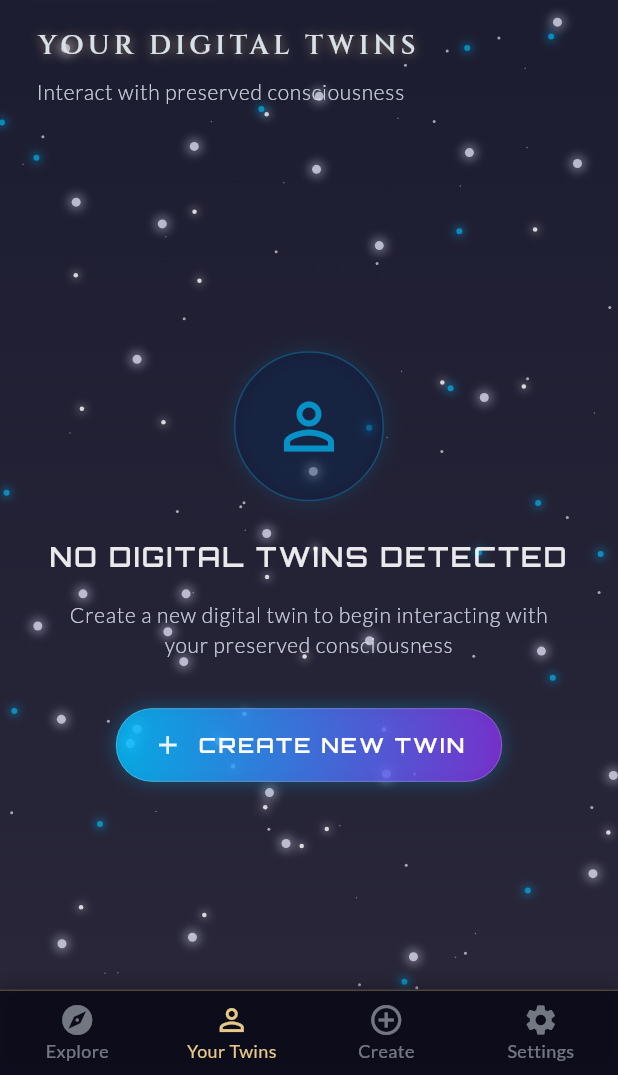
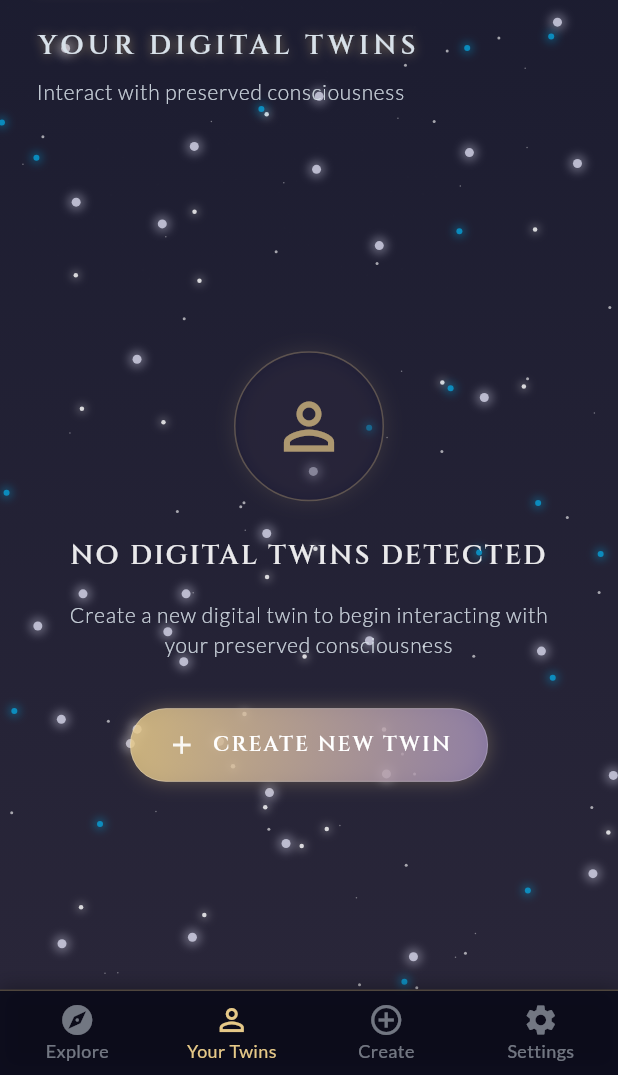
Before and after one commit to Inoxoft/afterlife, a Flutter app: the CharacterGalleryScreen screen opened directly, swiped to page 2, on a phone screen of 412 x 824 dp, the part 161-1236 px from its top. Run offline on Flutter 3.47's test engine with Material 3 defaults, Android fonts, the phone set to English and light mode, and no system bars; our stand-ins replace flutter_dotenv, google_fonts, shared_preferences; missing offline and left inert: file_selector, syncfusion_flutter_pdf; accounts and stored records are empty.

Commit message:
fix: styles of your twins tab

```diff
--- a/lib/features/character_gallery/character_gallery_screen.dart
+++ b/lib/features/character_gallery/character_gallery_screen.dart
@@ -286,18 +286,18 @@ class _CharacterGalleryScreenState extends State<CharacterGalleryScreen>
                   height: 40,
                   child: CircularProgressIndicator(
                     valueColor: AlwaysStoppedAnimation<Color>(
-                      AppTheme.etherealCyan,
+                      AppTheme.warmGold,
                     ),
                     strokeWidth: 2,
-                    backgroundColor: AppTheme.deepSpaceNavy,
+                    backgroundColor: AppTheme.deepNavy,
                   ),
                 ),
                 const SizedBox(height: 16),
                 Text(
                   'ACCESSING DATA STORAGE',
-                  style: GoogleFonts.orbitron(
+                  style: GoogleFonts.cinzel(
                     fontSize: 14,
-                    color: AppTheme.etherealCyan,
+                    color: AppTheme.warmGold,
                     letterSpacing: 1.5,
                   ),
                 ),
@@ -376,12 +376,12 @@ class _CharacterGalleryScreenState extends State<CharacterGalleryScreen>
                 shape: BoxShape.circle,
                 color: AppTheme.deepSpaceNavy.withOpacity(0.3),
                 border: Border.all(
-                  color: AppTheme.etherealCyan.withOpacity(0.3),
+                  color: AppTheme.warmGold.withOpacity(0.3),
                   width: 1,
                 ),
                 boxShadow: [
                   BoxShadow(
-                    color: AppTheme.etherealCyan.withOpacity(0.1),
+                    color: AppTheme.warmGold.withOpacity(0.1),
                     blurRadius: 10,
                     spreadRadius: 1,
                   ),
@@ -390,7 +390,7 @@ class _CharacterGalleryScreenState extends State<CharacterGalleryScreen>
               child: Icon(
                 Icons.person_outline,
                 size: 50,
-                color: AppTheme.etherealCyan.withOpacity(0.7),
+                color: AppTheme.warmGold.withOpacity(0.7),
               ),
             ),
 
@@ -399,7 +399,7 @@ class _CharacterGalleryScreenState extends State<CharacterGalleryScreen>
             // Empty state title
             Text(
               'NO DIGITAL TWINS DETECTED',
-              style: GoogleFonts.orbitron(
+              style: GoogleFonts.cinzel(
                 fontSize: 18,
                 fontWeight: FontWeight.w600,
                 color: Colors.white.withOpacity(0.9),
@@ -432,14 +432,14 @@ class _CharacterGalleryScreenState extends State<CharacterGalleryScreen>
                   decoration: BoxDecoration(
                     gradient: LinearGradient(
                       colors: [
-                        AppTheme.etherealCyan.withOpacity(0.8),
-                        AppTheme.cyberPurple.withOpacity(0.8),
+                        AppTheme.warmGold.withOpacity(0.8),
+                        AppTheme.gentlePurple.withOpacity(0.8),
                       ],
                     ),
                     borderRadius: BorderRadius.circular(24),
                     boxShadow: [
                       BoxShadow(
-                        color: AppTheme.etherealCyan.withOpacity(0.3),
+                        color: AppTheme.warmGold.withOpacity(0.3),
                         blurRadius: 10,
                         spreadRadius: 0,
                       ),
@@ -460,7 +460,7 @@ class _CharacterGalleryScreenState extends State<CharacterGalleryScreen>
                       const SizedBox(width: 10),
                       Text(
                         'CREATE NEW TWIN',
-                        style: GoogleFonts.orbitron(
+                        style: GoogleFonts.cinzel(
                           fontSize: 14,
                           fontWeight: FontWeight.w600,
                           color: Colors.white,
```
